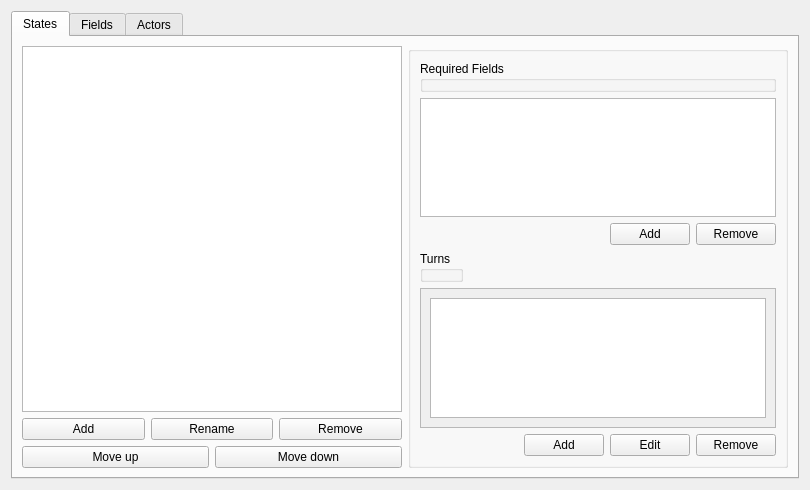
KDE/simon, file plugins/Commands/Dialog/dialogcreateview.ui: the form before one commit.
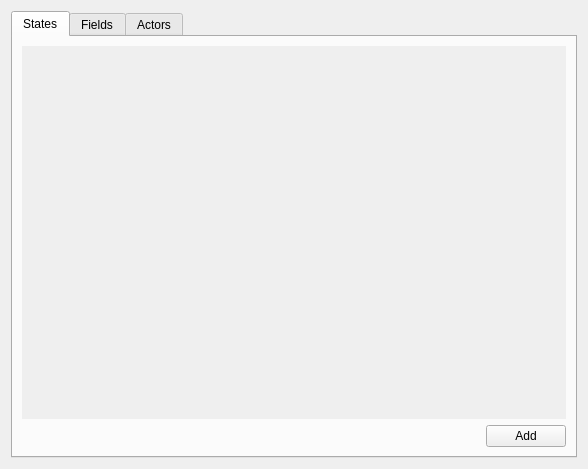
The form after the commit. Custom widgets are drawn as their Qt base class.

Commit message: Migrated UI to a horizontal layout

The edit to the form file:
```diff
--- a/plugins/Commands/Dialog/dialogcreateview.ui
+++ b/plugins/Commands/Dialog/dialogcreateview.ui
@@ -6,14 +6,14 @@
    <rect>
     <x>0</x>
     <y>0</y>
-    <width>810</width>
-    <height>490</height>
+    <width>588</width>
+    <height>469</height>
    </rect>
   </property>
   <property name="windowTitle">
    <string>Form</string>
   </property>
-  <layout class="QVBoxLayout" name="verticalLayout_7">
+  <layout class="QHBoxLayout" name="horizontalLayout_4">
    <item>
     <widget class="KTabWidget" name="twMain">
      <property name="currentIndex">
@@ -23,143 +23,13 @@
       <attribute name="title">
        <string>States</string>
       </attribute>
-      <layout class="QHBoxLayout" name="horizontalLayout_9">
-       <item>
-        <layout class="QHBoxLayout" name="horizontalLayout_8">
-         <item>
           <layout class="QVBoxLayout" name="verticalLayout_2">
            <item>
-            <widget class="QListWidget" name="lwStates"/>
-           </item>
-           <item>
-            <layout class="QHBoxLayout" name="horizontalLayout_2">
-             <item>
-              <widget class="KPushButton" name="pbAddState">
-               <property name="text">
-                <string>Add</string>
-               </property>
-              </widget>
-             </item>
-             <item>
-              <widget class="KPushButton" name="pbRenameState">
-               <property name="text">
-                <string>Rename</string>
-               </property>
-              </widget>
-             </item>
-             <item>
-              <widget class="KPushButton" name="pbRemoveState">
-               <property name="text">
-                <string>Remove</string>
-               </property>
-              </widget>
-             </item>
-            </layout>
-           </item>
-           <item>
-            <layout class="QHBoxLayout" name="horizontalLayout_10">
-             <item>
-              <widget class="KPushButton" name="pbMoveStateUp">
-               <property name="text">
-                <string>Move up</string>
-               </property>
-              </widget>
-             </item>
-             <item>
-              <widget class="KPushButton" name="pbMoveStateDown">
-               <property name="text">
-                <string>Move down</string>
-               </property>
-              </widget>
-             </item>
-            </layout>
-           </item>
-          </layout>
-         </item>
-         <item>
-          <widget class="QGroupBox" name="groupBox_2">
-           <property name="title">
-            <string/>
-           </property>
-           <property name="flat">
-            <bool>false</bool>
-           </property>
            <layout class="QVBoxLayout" name="verticalLayout">
-            <item>
-             <widget class="QGroupBox" name="gbRequiredFields">
-              <property name="title">
-               <string>Required Fields</string>
-              </property>
-              <property name="flat">
-               <bool>true</bool>
-              </property>
-             </widget>
-            </item>
-            <item>
-             <widget class="KListWidget" name="lwRequiredFields"/>
-            </item>
-            <item>
-             <layout class="QHBoxLayout" name="horizontalLayout_4">
-              <item>
-               <spacer name="horizontalSpacer">
-                <property name="orientation">
-                 <enum>Qt::Horizontal</enum>
-                </property>
-                <property name="sizeHint" stdset="0">
-                 <size>
-                  <width>40</width>
-                  <height>20</height>
-                 </size>
-                </property>
-               </spacer>
-              </item>
-              <item>
-               <widget class="KPushButton" name="pbAddRequiredField">
-                <property name="text">
-                 <string>Add</string>
-                </property>
-               </widget>
-              </item>
-              <item>
-               <widget class="KPushButton" name="pbRemoveRequiredField">
-                <property name="text">
-                 <string>Remove</string>
-                </property>
-               </widget>
-              </item>
-             </layout>
-            </item>
-            <item>
-             <layout class="QHBoxLayout" name="horizontalLayout_5">
-              <item>
-               <widget class="QGroupBox" name="gbTurns">
-                <property name="title">
-                 <string>Turns</string>
-                </property>
-                <property name="flat">
-                 <bool>true</bool>
-                </property>
-               </widget>
-              </item>
-              <item>
-               <spacer name="horizontalSpacer_4">
-                <property name="orientation">
-                 <enum>Qt::Horizontal</enum>
-                </property>
-                <property name="sizeHint" stdset="0">
-                 <size>
-                  <width>40</width>
-                  <height>20</height>
-                 </size>
-                </property>
-               </spacer>
-              </item>
-             </layout>
-            </item>
             <item>
              <widget class="QScrollArea" name="scrollArea">
-              <property name="frameShadow">
-               <enum>QFrame::Plain</enum>
+           <property name="frameShape">
+            <enum>QFrame::NoFrame</enum>
               </property>
               <property name="widgetResizable">
                <bool>true</bool>
@@ -169,22 +39,22 @@
                 <rect>
                  <x>0</x>
                  <y>0</y>
-                 <width>370</width>
-                 <height>157</height>
-                </rect>
-               </property>
-               <layout class="QVBoxLayout" name="verticalLayout_4">
+              <width>562</width>
+              <height>387</height>
+             </rect>
+            </property>
+            <layout class="QVBoxLayout" name="verticalLayout_3">
                 <item>
-                 <widget class="KListWidget" name="lwTurns"/>
+              <layout class="QHBoxLayout" name="hlStates"/>
                 </item>
                </layout>
               </widget>
              </widget>
             </item>
             <item>
-             <layout class="QHBoxLayout" name="horizontalLayout_7">
+          <layout class="QHBoxLayout" name="horizontalLayout_2">
               <item>
-               <spacer name="horizontalSpacer_3">
+            <spacer name="horizontalSpacer">
                 <property name="orientation">
                  <enum>Qt::Horizontal</enum>
                 </property>
@@ -197,30 +67,13 @@
                </spacer>
               </item>
               <item>
-               <widget class="KPushButton" name="pbAddTurn">
+            <widget class="KPushButton" name="pbAddState">
                 <property name="text">
                  <string>Add</string>
                 </property>
                </widget>
               </item>
-              <item>
-               <widget class="KPushButton" name="pbEditTurn">
-                <property name="text">
-                 <string>Edit</string>
-                </property>
-               </widget>
-              </item>
-              <item>
-               <widget class="KPushButton" name="pbRemoveTurn">
-                <property name="text">
-                 <string>Remove</string>
-                </property>
-               </widget>
-              </item>
-             </layout>
-            </item>
-           </layout>
-          </widget>
+          </layout>
          </item>
         </layout>
        </item>
@@ -338,11 +191,6 @@
    <extends>QPushButton</extends>
    <header>kpushbutton.h</header>
   </customwidget>
-  <customwidget>
-   <class>KListWidget</class>
-   <extends>QListWidget</extends>
-   <header>klistwidget.h</header>
-  </customwidget>
   <customwidget>
    <class>KTabWidget</class>
    <extends>QTabWidget</extends>
```
Lines whose indentation alone changed are shown as unchanged. The commit also changes 14 other files.
